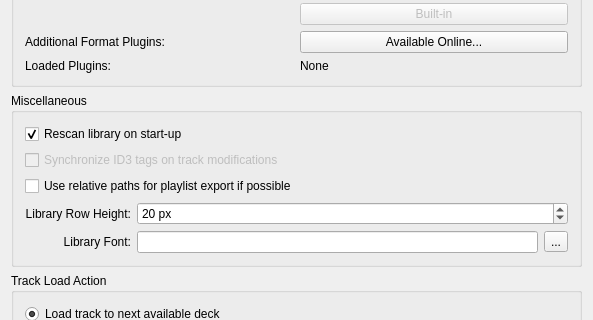
This is src/preferences/dialog/dlgpreflibrarydlg.ui in mixxxdj/mixxx as Qt 5 draws it before an edit; both pictures show x 0 to 593 and y 184 to 504 of the 593 by 791 pixel window. The edited form follows.
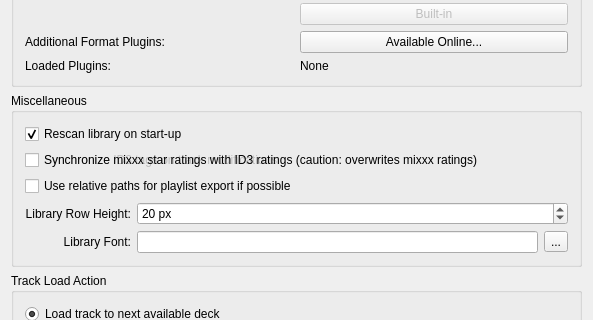
This is the edited form.

Commit message: Attempt #1 to include updating ratings from mp3's as a preference in dialog.

```diff
--- a/src/preferences/dialog/dlgpreflibrarydlg.ui
+++ b/src/preferences/dialog/dlgpreflibrarydlg.ui
@@ -196,6 +196,16 @@
         </property>
        </widget>
       </item>
+      <item row="1" column="0" colspan="2">
+       <widget class="QCheckBox" name="checkBox_ID3_rating_sync">
+        <property name="enabled">
+         <bool>true</bool>
+        </property>
+        <property name="text">
+         <string>Synchronize mixxx star ratings with ID3 ratings (caution: overwrites mixxx ratings)</string>
+        </property>
+       </widget>
+      </item>
       <item row="2" column="0" colspan="2">
        <widget class="QCheckBox" name="checkBox_use_relative_path">
         <property name="text">
```
The commit also changes 4 other files.
